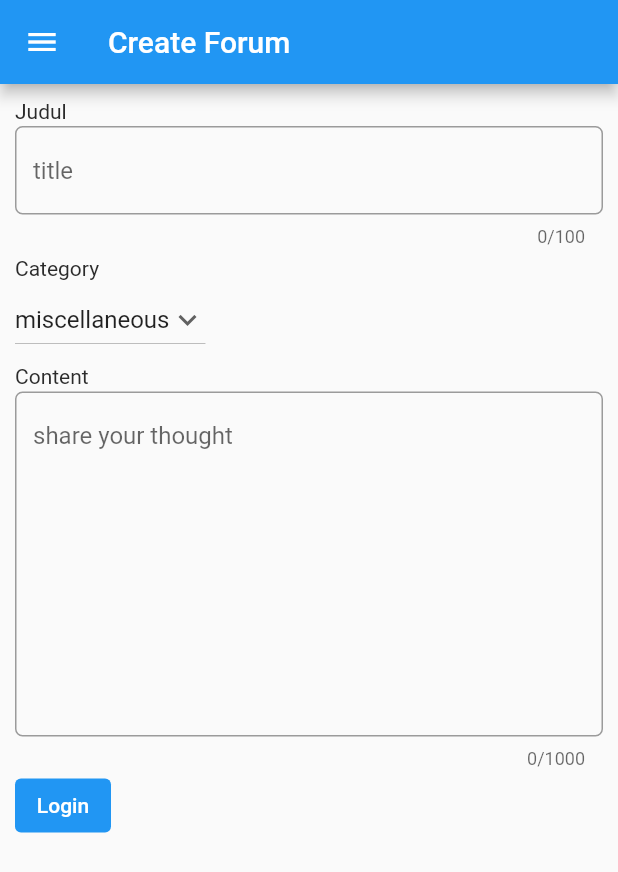
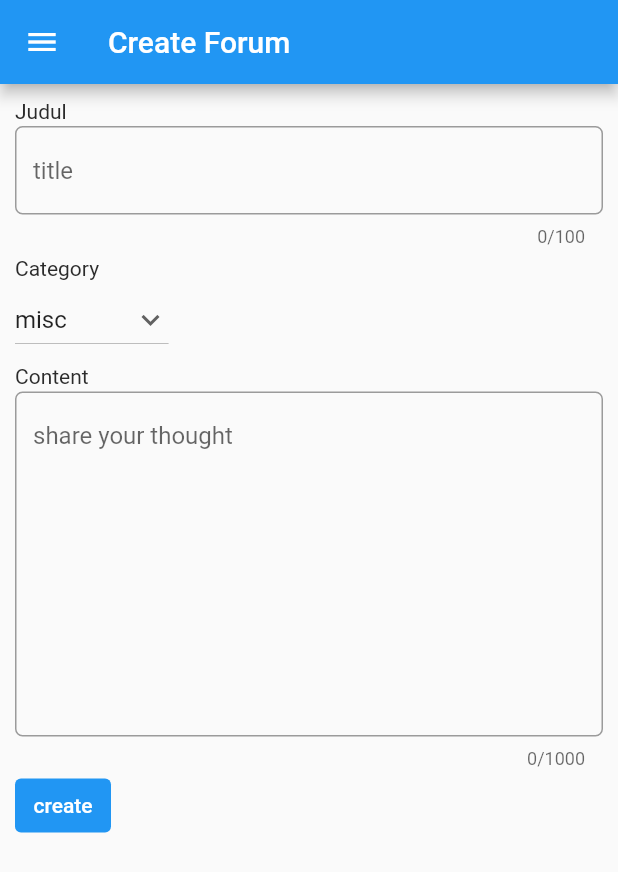
Before and after one commit to Insta-x/start-in-mobile, a Flutter app: the ForumForm screen opened directly, on a phone screen of 412 x 824 dp. Shown: the top 872 px of the screen. Run offline on Flutter 3.47's test engine with Material 2 defaults, Android fonts, the phone set to English and light mode, and no system bars; missing offline and left inert: pbp_django_auth.

Commit message:
bugs fix

```diff
--- a/lib/pages/inforum/forum.dart
+++ b/lib/pages/inforum/forum.dart
@@ -25,7 +25,7 @@ class _ForumPageState extends State<ForumPage> {
         appBar: AppBar(
             title: const Text(
           "inforum",
-          style: TextStyle(color: Color.fromARGB(255, 0, 32, 92)),
+          style: TextStyle(color: Colors.white),
         )),
         drawer: const AppDrawer(),
         body: Container(
--- a/lib/pages/inforum/inforum.dart
+++ b/lib/pages/inforum/inforum.dart
@@ -21,7 +21,7 @@ class _InForumState extends State<InForum> {
     'technology' : Colors.blue,
     'business' : Colors.amber,
     'startup' : Colors.lightGreen,
-    'miscelleaneous' : Colors.grey,
+    'misc' : Colors.grey,
   } ;
 
   @override
@@ -33,10 +33,8 @@ class _InForumState extends State<InForum> {
         appBar: AppBar(
           title: const Text(
             "inforum",
-            style: TextStyle(color: Color.fromARGB(255, 0, 32, 92)),
+            style: TextStyle(color: Colors.white),
           ),
-
-          backgroundColor: Color.fromARGB(255, 146, 232, 176),
         ),
         drawer: const AppDrawer(),
         floatingActionButton:  FloatingActionButton(
--- a/lib/pages/inforum/widgets/forumForm.dart
+++ b/lib/pages/inforum/widgets/forumForm.dart
@@ -19,8 +19,8 @@ class _ForumFormState extends State<ForumForm> {
 
   String title = "";
   String content = "";
-  String defaulCategory = "miscellaneous";
-  List<String> categories = ["miscellaneous", "technology", "startup", "business"];
+  String defaulCategory = "misc";
+  List<String> categories = ["misc", "technology", "startup", "business"];
 
   @override
   Widget build(BuildContext context) {
@@ -154,7 +154,7 @@ class _ForumFormState extends State<ForumForm> {
                   }
                 },
                 child: const Text(
-                  "Login",
+                  "create",
                   style: TextStyle(color: Colors.white),
                 ),
               ),
```
